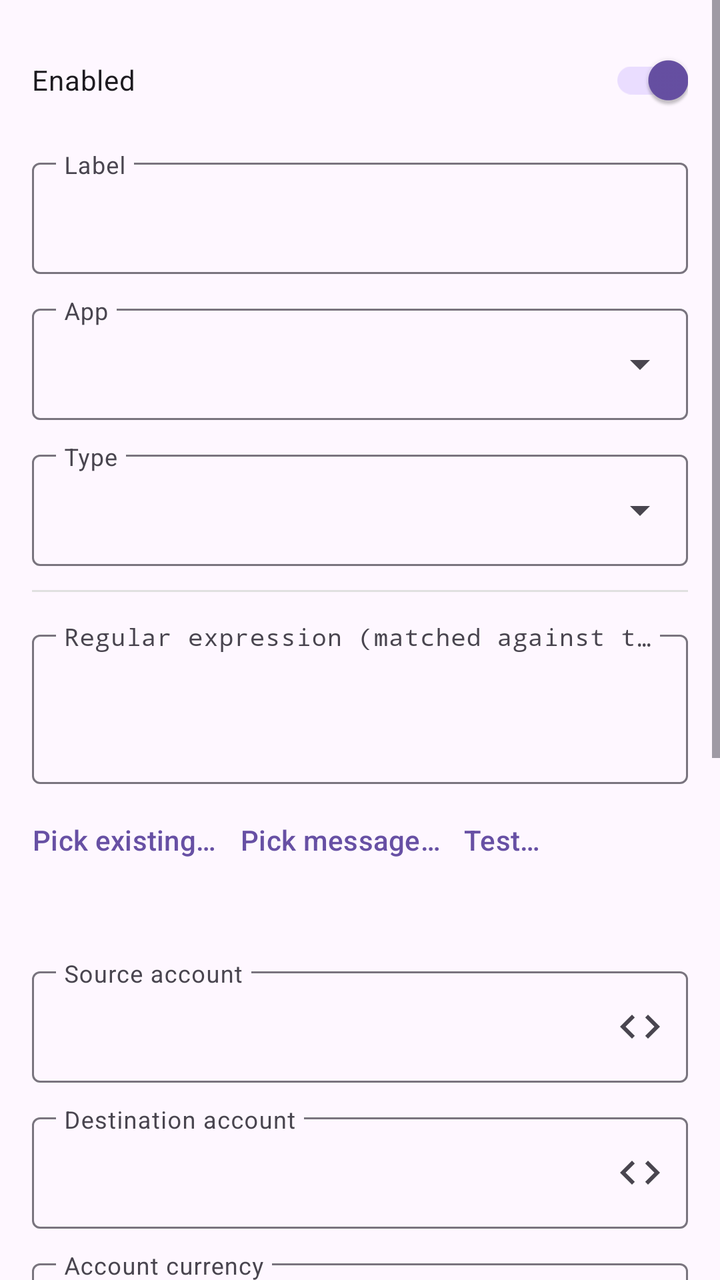
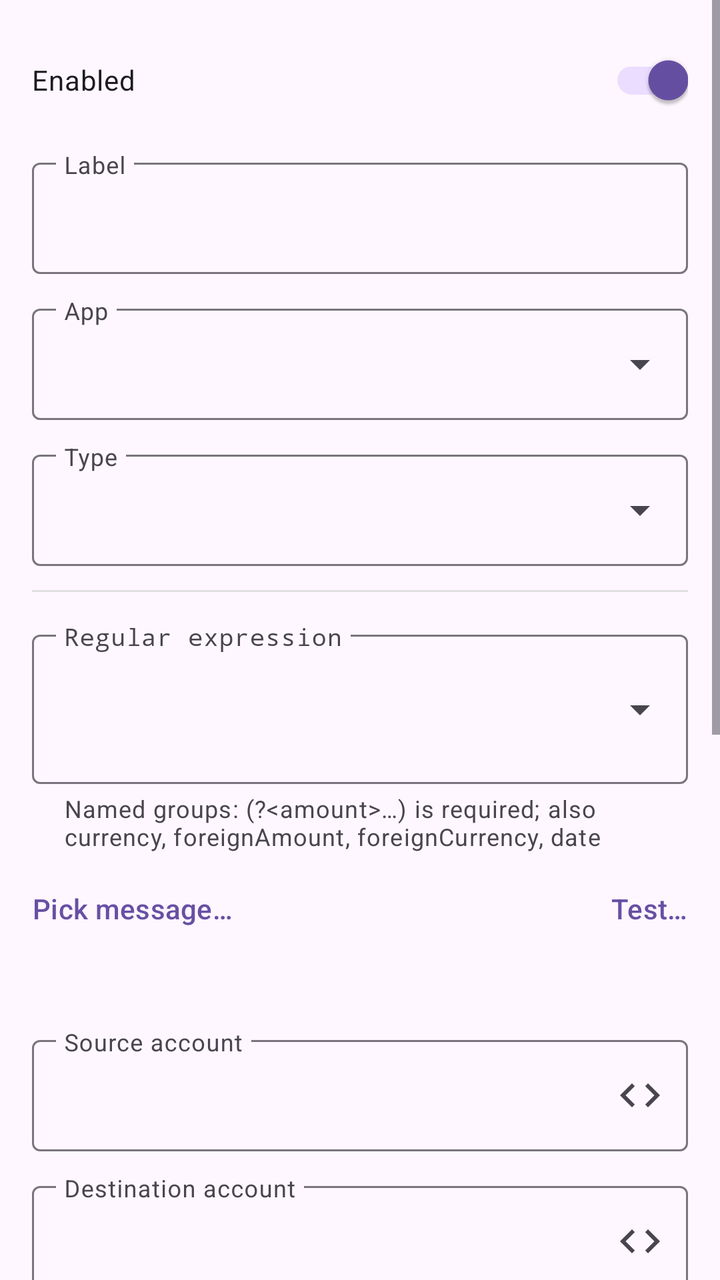

An Android layout rendered at two revisions. The XML below is the earlier revision; the diff shows what the commit changed to produce the second picture.
<!-- AndroidManifest.xml: application theme Theme.FfNotifyImporter -->
<!-- res/layout/fragment_rule_edit.xml -->
<?xml version="1.0" encoding="utf-8"?>
<ScrollView xmlns:android="http://schemas.android.com/apk/res/android"
    xmlns:app="http://schemas.android.com/apk/res-auto"
    android:layout_width="match_parent"
    android:layout_height="match_parent">

    <LinearLayout
        android:layout_width="match_parent"
        android:layout_height="wrap_content"
        android:orientation="vertical"
        android:padding="16dp">

        <com.google.android.material.switchmaterial.SwitchMaterial
            android:id="@+id/enabledSwitch"
            android:layout_width="match_parent"
            android:layout_height="wrap_content"
            android:layout_marginBottom="12dp"
            android:checked="true"
            android:text="@string/rule_field_enabled" />

        <com.google.android.material.textfield.TextInputLayout
            android:layout_width="match_parent"
            android:layout_height="wrap_content"
            android:layout_marginBottom="12dp"
            android:hint="@string/rule_field_label"
            app:expandedHintEnabled="false">

            <com.google.android.material.textfield.TextInputEditText
                android:id="@+id/labelInput"
                android:layout_width="match_parent"
                android:layout_height="wrap_content" />

        </com.google.android.material.textfield.TextInputLayout>

        <com.google.android.material.textfield.TextInputLayout
            android:layout_width="match_parent"
            android:layout_height="wrap_content"
            android:layout_marginBottom="12dp"
            android:hint="@string/rule_field_apps"
            app:expandedHintEnabled="false"
            style="@style/Widget.Material3.TextInputLayout.OutlinedBox.ExposedDropdownMenu">

            <com.google.android.material.textfield.MaterialAutoCompleteTextView
                android:id="@+id/appInput"
                android:layout_width="match_parent"
                android:layout_height="wrap_content"
                android:inputType="none" />

        </com.google.android.material.textfield.TextInputLayout>

        <com.google.android.material.textfield.TextInputLayout
            android:layout_width="match_parent"
            android:layout_height="wrap_content"
            android:layout_marginBottom="12dp"
            android:hint="@string/rule_field_kind"
            app:expandedHintEnabled="false"
            style="@style/Widget.Material3.TextInputLayout.OutlinedBox.ExposedDropdownMenu">

            <com.google.android.material.textfield.MaterialAutoCompleteTextView
                android:id="@+id/kindInput"
                android:layout_width="match_parent"
                android:layout_height="wrap_content"
                android:inputType="none" />

        </com.google.android.material.textfield.TextInputLayout>

        <View
            android:layout_width="match_parent"
            android:layout_height="1dp"
            android:layout_marginBottom="16dp"
            android:background="#E0E0E0" />

        <com.google.android.material.textfield.TextInputLayout
            android:layout_width="match_parent"
            android:layout_height="wrap_content"
            android:layout_marginBottom="4dp"
            android:hint="@string/rule_field_pattern"
            app:expandedHintEnabled="false">

            <com.google.android.material.textfield.TextInputEditText
                android:id="@+id/patternInput"
                android:layout_width="match_parent"
                android:layout_height="wrap_content"
                android:fontFamily="monospace"
                android:gravity="top"
                android:inputType="textMultiLine"
                android:minLines="2" />

        </com.google.android.material.textfield.TextInputLayout>

        <androidx.constraintlayout.widget.ConstraintLayout
            android:layout_width="match_parent"
            android:layout_height="wrap_content"
            android:layout_marginBottom="4dp">

            <androidx.constraintlayout.helper.widget.Flow
                android:layout_width="0dp"
                android:layout_height="wrap_content"
                app:constraint_referenced_ids="pickPatternButton,pickMessageButton,testAgainstHistoryButton"
                app:flow_horizontalBias="0"
                app:flow_horizontalStyle="packed"
                app:flow_wrapMode="chain"
                app:layout_constraintEnd_toEndOf="parent"
                app:layout_constraintStart_toStartOf="parent"
                app:layout_constraintTop_toTopOf="parent" />

            <Button
                android:id="@+id/pickPatternButton"
                style="?attr/borderlessButtonStyle"
                android:layout_width="wrap_content"
                android:layout_height="wrap_content"
                android:minWidth="0dp"
                android:paddingStart="0dp"
                android:paddingEnd="12dp"
                android:text="@string/rule_pick_existing_pattern" />

            <Button
                android:id="@+id/pickMessageButton"
                style="?attr/borderlessButtonStyle"
                android:layout_width="wrap_content"
                android:layout_height="wrap_content"
                android:minWidth="0dp"
                android:paddingStart="0dp"
                android:paddingEnd="12dp"
                android:text="@string/rule_pick_message" />

            <Button
                android:id="@+id/testAgainstHistoryButton"
                style="?attr/borderlessButtonStyle"
                android:layout_width="wrap_content"
                android:layout_height="wrap_content"
                android:minWidth="0dp"
                android:paddingStart="0dp"
                android:paddingEnd="0dp"
                android:text="@string/rule_test" />

        </androidx.constraintlayout.widget.ConstraintLayout>

        <TextView
            android:id="@+id/availableMacrosText"
            android:layout_width="match_parent"
            android:layout_height="wrap_content"
            android:layout_marginBottom="16dp"
            android:textColor="#888888"
            android:textSize="12sp" />

        <com.google.android.material.textfield.TextInputLayout
            android:id="@+id/sourceAccountLayout"
            android:layout_width="match_parent"
            android:layout_height="wrap_content"
            android:layout_marginBottom="12dp"
            android:hint="@string/rule_field_source_account"
            app:expandedHintEnabled="false"
            app:endIconMode="custom"
            app:endIconDrawable="@drawable/ic_insert_macro"
            app:endIconContentDescription="@string/rule_insert_macro">

            <com.google.android.material.textfield.TextInputEditText
                android:id="@+id/sourceAccountInput"
                android:layout_width="match_parent"
                android:layout_height="wrap_content" />

        </com.google.android.material.textfield.TextInputLayout>

        <com.google.android.material.textfield.TextInputLayout
            android:id="@+id/destinationAccountLayout"
            android:layout_width="match_parent"
            android:layout_height="wrap_content"
            android:layout_marginBottom="12dp"
            android:hint="@string/rule_field_destination_account"
            app:expandedHintEnabled="false"
            app:endIconMode="custom"
            app:endIconDrawable="@drawable/ic_insert_macro"
            app:endIconContentDescription="@string/rule_insert_macro">

            <com.google.android.material.textfield.TextInputEditText
                android:id="@+id/destinationAccountInput"
                android:layout_width="match_parent"
                android:layout_height="wrap_content" />

        </com.google.android.material.textfield.TextInputLayout>

        <com.google.android.material.textfield.TextInputLayout
            android:id="@+id/homeCurrencyLayout"
            android:layout_width="match_parent"
            android:layout_height="wrap_content"
            android:layout_marginBottom="12dp"
            android:hint="@string/rule_field_home_currency"
            app:expandedHintEnabled="false"
            app:endIconMode="custom"
            app:endIconDrawable="@drawable/ic_dropdown"
            app:endIconContentDescription="@string/rule_pick_currency">

            <com.google.android.material.textfield.TextInputEditText
                android:id="@+id/homeCurrencyInput"
                android:layout_width="match_parent"
                android:layout_height="wrap_content" />

        </com.google.android.material.textfield.TextInputLayout>

        <com.google.android.material.textfield.TextInputLayout
            android:id="@+id/dateFormatLayout"
            android:layout_width="match_parent"
            android:layout_height="wrap_content"
            android:layout_marginBottom="12dp"
            android:hint="@string/rule_field_date_format"
            app:expandedHintEnabled="false"
            app:endIconMode="custom"
            app:endIconDrawable="@drawable/ic_dropdown"
            app:endIconContentDescription="@string/rule_pick_date_format">

            <com.google.android.material.textfield.TextInputEditText
                android:id="@+id/dateFormatInput"
                android:layout_width="match_parent"
                android:layout_height="wrap_content"
                android:fontFamily="monospace" />

        </com.google.android.material.textfield.TextInputLayout>

        <com.google.android.material.textfield.TextInputLayout
            android:id="@+id/descriptionTemplateLayout"
            android:layout_width="match_parent"
            android:layout_height="wrap_content"
            android:layout_marginBottom="12dp"
            android:hint="@string/rule_field_description_template"
            app:expandedHintEnabled="false"
            app:endIconMode="custom"
            app:endIconDrawable="@drawable/ic_insert_macro"
            app:endIconContentDescription="@string/rule_insert_macro">

            <com.google.android.material.textfield.TextInputEditText
                android:id="@+id/descriptionTemplateInput"
                android:layout_width="match_parent"
                android:layout_height="wrap_content" />

        </com.google.android.material.textfield.TextInputLayout>

        <com.google.android.material.textfield.TextInputLayout
            android:id="@+id/notesTemplateLayout"
            android:layout_width="match_parent"
            android:layout_height="wrap_content"
            android:layout_marginBottom="12dp"
            android:hint="@string/rule_field_notes_template"
            app:expandedHintEnabled="false"
            app:endIconMode="custom"
            app:endIconDrawable="@drawable/ic_insert_macro"
            app:endIconContentDescription="@string/rule_insert_macro">

            <com.google.android.material.textfield.TextInputEditText
                android:id="@+id/notesTemplateInput"
                android:layout_width="match_parent"
                android:layout_height="wrap_content" />

        </com.google.android.material.textfield.TextInputLayout>

        <com.google.android.material.textfield.TextInputLayout
            android:id="@+id/categoryTemplateLayout"
            android:layout_width="match_parent"
            android:layout_height="wrap_content"
            android:layout_marginBottom="12dp"
            android:hint="@string/rule_field_category_template"
            app:expandedHintEnabled="false"
            app:endIconMode="custom"
            app:endIconDrawable="@drawable/ic_insert_macro"
            app:endIconContentDescription="@string/rule_insert_macro">

            <com.google.android.material.textfield.TextInputEditText
                android:id="@+id/categoryTemplateInput"
                android:layout_width="match_parent"
                android:layout_height="wrap_content" />

        </com.google.android.material.textfield.TextInputLayout>

        <com.google.android.material.textfield.TextInputLayout
            android:id="@+id/tagsTemplateLayout"
            android:layout_width="match_parent"
            android:layout_height="wrap_content"
            android:layout_marginBottom="12dp"
            android:hint="@string/rule_field_tags_template"
            app:expandedHintEnabled="false"
            app:endIconMode="custom"
            app:endIconDrawable="@drawable/ic_insert_macro"
            app:endIconContentDescription="@string/rule_insert_macro">

            <com.google.android.material.textfield.TextInputEditText
                android:id="@+id/tagsTemplateInput"
                android:layout_width="match_parent"
                android:layout_height="wrap_content" />

        </com.google.android.material.textfield.TextInputLayout>

    </LinearLayout>

</ScrollView>
<!-- resources referenced by this layout -->
<resources>
  <!-- drawable ic_dropdown (drawable) -->
  <?xml version="1.0" encoding="utf-8"?>
  <vector xmlns:android="http://schemas.android.com/apk/res/android"
      android:width="24dp"
      android:height="24dp"
      android:viewportWidth="24"
      android:viewportHeight="24"
      android:tint="?attr/colorOnSurfaceVariant">
      <path
          android:fillColor="#FF000000"
          android:pathData="M7,10l5,5 5,-5z" />
  </vector>
  <!-- drawable ic_insert_macro (drawable) -->
  <?xml version="1.0" encoding="utf-8"?>
  <vector xmlns:android="http://schemas.android.com/apk/res/android"
      android:width="24dp"
      android:height="24dp"
      android:viewportWidth="24"
      android:viewportHeight="24"
      android:tint="?attr/colorOnSurfaceVariant">
      <path
          android:fillColor="#FF000000"
          android:pathData="M9.4,16.6L4.8,12l4.6,-4.6L8,6l-6,6l6,6L9.4,16.6z M14.6,16.6L19.2,12l-4.6,-4.6L16,6l6,6l-6,6L14.6,16.6z" />
  </vector>
  <string name="rule_field_apps">App</string>
  <string name="rule_field_category_template">Category template</string>
  <string name="rule_field_date_format">Date format (optional - leave blank to use the notification\'s own time)</string>
  <string name="rule_field_description_template">Description template</string>
  <string name="rule_field_destination_account">Destination account</string>
  <string name="rule_field_enabled">Enabled</string>
  <string name="rule_field_home_currency">Account currency</string>
  <string name="rule_field_kind">Type</string>
  <string name="rule_field_label">Label</string>
  <string name="rule_field_notes_template">Notes template</string>
  <string name="rule_field_pattern">Regular expression (matched against title + text)</string>
  <string name="rule_field_source_account">Source account</string>
  <string name="rule_field_tags_template">Tags template (comma-separated)</string>
  <string name="rule_insert_macro">Insert macro</string>
  <string name="rule_pick_currency">Pick currency</string>
  <string name="rule_pick_date_format">Pick date format</string>
  <string name="rule_pick_existing_pattern">Pick existing…</string>
  <string name="rule_pick_message">Pick message…</string>
  <string name="rule_test">Test…</string>
  <style name="Theme.FfNotifyImporter" parent="Theme.Material3.DayNight.NoActionBar" />
</resources>

<!-- the commit's change to res/layout/fragment_rule_edit.xml (unified diff, before → after) -->
@@ -71,11 +71,17 @@
             android:background="#E0E0E0" />
 
         <com.google.android.material.textfield.TextInputLayout
+            android:id="@+id/patternLayout"
             android:layout_width="match_parent"
             android:layout_height="wrap_content"
             android:layout_marginBottom="4dp"
             android:hint="@string/rule_field_pattern"
-            app:expandedHintEnabled="false">
+            app:endIconContentDescription="@string/rule_pick_existing_pattern"
+            app:endIconDrawable="@drawable/ic_dropdown"
+            app:endIconMode="custom"
+            app:expandedHintEnabled="false"
+            app:helperText="@string/rule_pattern_groups_hint"
+            app:helperTextEnabled="true">
 
             <com.google.android.material.textfield.TextInputEditText
                 android:id="@+id/patternInput"
@@ -88,31 +94,11 @@
 
         </com.google.android.material.textfield.TextInputLayout>
 
-        <androidx.constraintlayout.widget.ConstraintLayout
-            android:layout_width="match_parent"
-            android:layout_height="wrap_content"
-            android:layout_marginBottom="4dp">
-
-            <androidx.constraintlayout.helper.widget.Flow
-                android:layout_width="0dp"
-                android:layout_height="wrap_content"
-                app:constraint_referenced_ids="pickPatternButton,pickMessageButton,testAgainstHistoryButton"
-                app:flow_horizontalBias="0"
-                app:flow_horizontalStyle="packed"
-                app:flow_wrapMode="chain"
-                app:layout_constraintEnd_toEndOf="parent"
-                app:layout_constraintStart_toStartOf="parent"
-                app:layout_constraintTop_toTopOf="parent" />
-
-            <Button
-                android:id="@+id/pickPatternButton"
-                style="?attr/borderlessButtonStyle"
-                android:layout_width="wrap_content"
-                android:layout_height="wrap_content"
-                android:minWidth="0dp"
-                android:paddingStart="0dp"
-                android:paddingEnd="12dp"
-                android:text="@string/rule_pick_existing_pattern" />
+        <LinearLayout
+            android:layout_width="match_parent"
+            android:layout_height="wrap_content"
+            android:layout_marginBottom="4dp"
+            android:orientation="horizontal">
 
             <Button
                 android:id="@+id/pickMessageButton"
@@ -124,17 +110,22 @@
                 android:paddingEnd="12dp"
                 android:text="@string/rule_pick_message" />
 
+            <Space
+                android:layout_width="0dp"
+                android:layout_height="0dp"
+                android:layout_weight="1" />
+
             <Button
                 android:id="@+id/testAgainstHistoryButton"
                 style="?attr/borderlessButtonStyle"
                 android:layout_width="wrap_content"
                 android:layout_height="wrap_content"
                 android:minWidth="0dp"
-                android:paddingStart="0dp"
+                android:paddingStart="12dp"
                 android:paddingEnd="0dp"
                 android:text="@string/rule_test" />
 
-        </androidx.constraintlayout.widget.ConstraintLayout>
+        </LinearLayout>
 
         <TextView
             android:id="@+id/availableMacrosText"
<!-- resource entries referenced after the edit -->
@@ -26,7 +26,7 @@
   </vector>
   <string name="rule_field_apps">App</string>
   <string name="rule_field_category_template">Category template</string>
-  <string name="rule_field_date_format">Date format (optional - leave blank to use the notification\'s own time)</string>
+  <string name="rule_field_date_format">Date format for the date macro</string>
   <string name="rule_field_description_template">Description template</string>
   <string name="rule_field_destination_account">Destination account</string>
   <string name="rule_field_enabled">Enabled</string>
@@ -34,10 +34,11 @@
   <string name="rule_field_kind">Type</string>
   <string name="rule_field_label">Label</string>
   <string name="rule_field_notes_template">Notes template</string>
-  <string name="rule_field_pattern">Regular expression (matched against title + text)</string>
+  <string name="rule_field_pattern">Regular expression</string>
   <string name="rule_field_source_account">Source account</string>
   <string name="rule_field_tags_template">Tags template (comma-separated)</string>
   <string name="rule_insert_macro">Insert macro</string>
+  <string name="rule_pattern_groups_hint">Named groups: (?&lt;amount&gt;…) is required; also currency, foreignAmount, foreignCurrency, date</string>
   <string name="rule_pick_currency">Pick currency</string>
   <string name="rule_pick_date_format">Pick date format</string>
   <string name="rule_pick_existing_pattern">Pick existing…</string>
